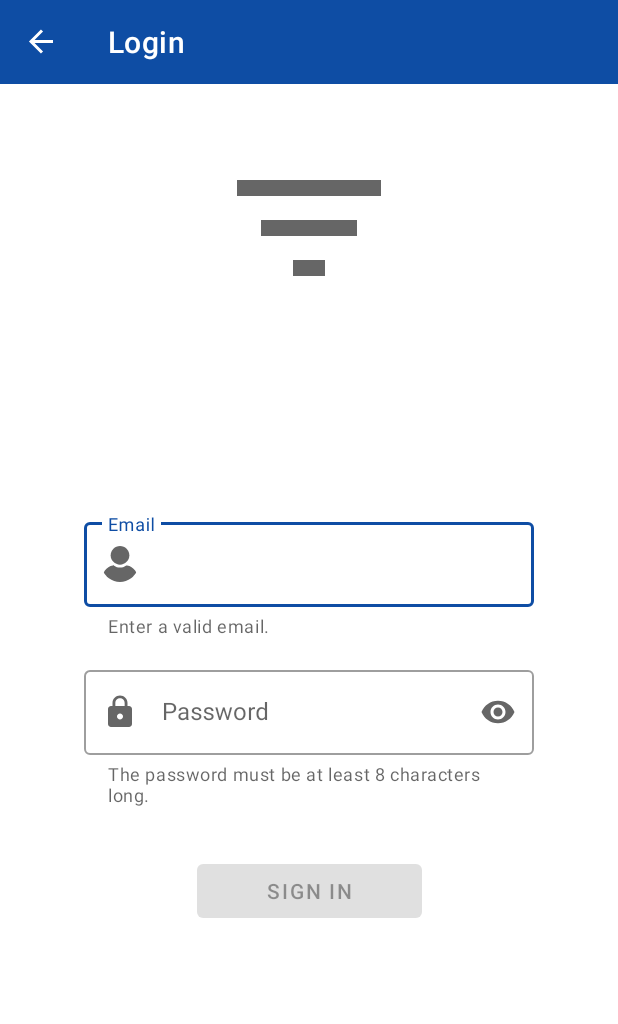
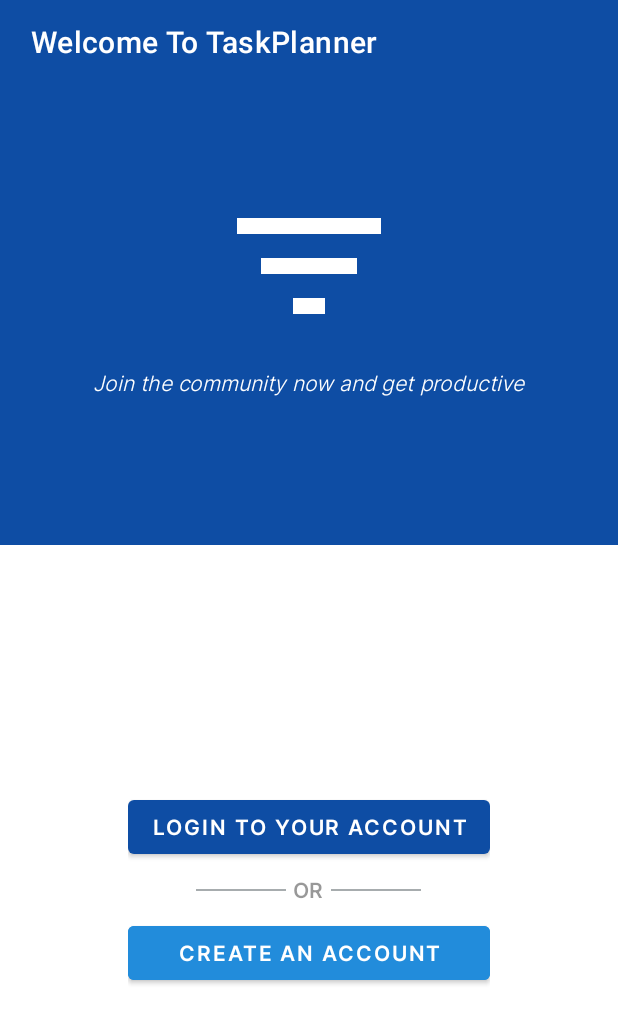
Before and after one commit to BenjaminSpoiden/TaskPlanner, an Android app: the screen it shows after launch (MainActivity), on a phone screen of 412 x 824 dp. Shown: the top 1024 px of the screen. Run offline under Robolectric (Android 15) with nearby library versions, the phone set to English and light mode, and no system bars; our stand-ins replace Dagger/Hilt's generated code, navigation-ui.

Commit message:
added credential view

```diff
--- a/client/app/src/main/java/com/ben/taskplanner/MainActivity.kt
+++ b/client/app/src/main/java/com/ben/taskplanner/MainActivity.kt
@@ -29,14 +29,30 @@ class MainActivity : AppCompatActivity() {
     }
 
     private fun bottomNavBarConfig() {
-        val appBarConfiguration = AppBarConfiguration(setOf(R.id.homeFragment, R.id.taskMenuFragment, R.id.quickNoteFragment, R.id.profileFragment))
+        val appBarConfiguration = AppBarConfiguration(setOf(
+            R.id.homeFragment,
+            R.id.taskMenuFragment,
+            R.id.quickNoteFragment,
+            R.id.profileFragment,
+            R.id.credentialsFragment
+        ))
         setupActionBarWithNavController(navController, appBarConfiguration)
         bottomNavigationView.setupWithNavController(navController)
 
         navController.addOnDestinationChangedListener { _, destination, _ ->
             when(destination.id) {
-                R.id.loginFragment -> hideBottomBar()
-                else -> showBottomBar()
+                R.id.loginFragment -> {
+                    hideBottomBar()
+                }
+                R.id.credentialsFragment -> {
+                    hideBottomBar()
+                }
+                R.id.registerFragment -> {
+                    hideBottomBar()
+                }
+                else -> {
+                    showBottomBar()
+                }
             }
         }
     }
--- a/client/app/src/main/java/com/ben/taskplanner/view/ViewModelFactory.kt
+++ b/client/app/src/main/java/com/ben/taskplanner/view/ViewModelFactory.kt
@@ -3,7 +3,7 @@ package com.ben.taskplanner.view
 import androidx.lifecycle.ViewModel
 import androidx.lifecycle.ViewModelProvider
 import com.ben.taskplanner.repository.TaskPlannerRepository
-import com.ben.taskplanner.view.login.LoginViewModel
+import com.ben.taskplanner.view.credentials.LoginViewModel
 import javax.inject.Inject
 
 class ViewModelFactory @Inject constructor(private val taskPlannerRepository: TaskPlannerRepository): ViewModelProvider.Factory {
--- /dev/null
+++ b/client/app/src/main/java/com/ben/taskplanner/view/credentials/CredentialsFragment.kt
@@ -0,0 +1,44 @@
+package com.ben.taskplanner.view.credentials
+
+import android.os.Bundle
+import androidx.fragment.app.Fragment
+import android.view.LayoutInflater
+import android.view.View
+import android.view.ViewGroup
+import androidx.navigation.fragment.findNavController
+import androidx.viewbinding.ViewBinding
+import com.ben.taskplanner.R
+import com.ben.taskplanner.databinding.FragmentCredentialsBinding
+import com.ben.taskplanner.view.BaseFragment
+import com.google.android.material.button.MaterialButton
+
+class CredentialsFragment : Fragment() {
+
+    private var _binding: FragmentCredentialsBinding? = null
+    private val binding get() = _binding!!
+
+
+    override fun onCreateView(
+        inflater: LayoutInflater,
+        container: ViewGroup?,
+        savedInstanceState: Bundle?
+    ): View {
+        _binding = FragmentCredentialsBinding.inflate(layoutInflater, container, false)
+        return binding.root
+    }
+
+    override fun onViewCreated(view: View, savedInstanceState: Bundle?) {
+        super.onViewCreated(view, savedInstanceState)
+        binding.loginButton.setOnClickListener {
+            findNavController().navigate(R.id.action_credentialsFragment_to_loginFragment)
+        }
+        binding.createAccountButton.setOnClickListener {
+            findNavController().navigate(R.id.action_credentialsFragment_to_registerFragment)
+        }
+    }
+
+    override fun onDestroyView() {
+        _binding = null
+        super.onDestroyView()
+    }
+}
--- a/client/app/src/main/java/com/ben/taskplanner/view/login/LoginFragment.kt
+++ b/client/app/src/main/java/com/ben/taskplanner/view/credentials/LoginFragment.kt
@@ -1,34 +1,20 @@
-package com.ben.taskplanner.view.login
+package com.ben.taskplanner.view.credentials
 
-import android.app.Activity
 import android.os.Bundle
-import android.text.Editable
-import android.text.TextWatcher
 import android.util.Log
-import androidx.fragment.app.Fragment
 import android.view.LayoutInflater
 import android.view.View
 import android.view.ViewGroup
-import androidx.appcompat.app.AppCompatActivity
 import androidx.core.widget.addTextChangedListener
-import androidx.databinding.DataBindingUtil
-import androidx.lifecycle.ViewModelProvider
 import androidx.lifecycle.lifecycleScope
-import com.ben.taskplanner.R
 import com.ben.taskplanner.databinding.FragmentLoginBinding
 import com.ben.taskplanner.model.ResponseHandler
 import com.ben.taskplanner.model.user.LoginUserModel
-import com.ben.taskplanner.model.user.User
 import com.ben.taskplanner.model.user.UserResponse
-import com.ben.taskplanner.repository.TaskPlannerRepository
 import com.ben.taskplanner.view.BaseFragment
-import com.ben.taskplanner.view.ViewModelFactory
-import com.google.android.material.bottomnavigation.BottomNavigationView
 import dagger.hilt.android.AndroidEntryPoint
 import kotlinx.coroutines.flow.collect
 import kotlinx.coroutines.launch
-import javax.inject.Inject
-import kotlin.math.log
 
 @AndroidEntryPoint
 class LoginFragment : BaseFragment<FragmentLoginBinding, LoginViewModel>() {
@@ -57,9 +43,11 @@ class LoginFragment : BaseFragment<FragmentLoginBinding, LoginViewModel>() {
     private fun setInputs() {
         binding.emailInput.editText?.addTextChangedListener {
             viewModel.setEmail(it.toString())
+            binding.emailInput.error = null
         }
         binding.passwordInput.editText?.addTextChangedListener {
             viewModel.setPassword(it.toString())
+            binding.passwordInput.error = null
         }
     }
 
@@ -75,11 +63,17 @@ class LoginFragment : BaseFragment<FragmentLoginBinding, LoginViewModel>() {
         viewModel.response.observe(viewLifecycleOwner) {
             when(it) {
                 is ResponseHandler.SuccessResponse -> {
-                    Log.d("Tag", "Success: ${it.response}")
+                    Log.d("Tag", "Success: ${it.response.user}")
                 }
                 is ResponseHandler.FailureResponse -> {
                     val failureResponse = onConvertResponseToModelClass<UserResponse>(it.responseBody)
-                    Log.d("Tag", "Failure: $failureResponse")
+                    failureResponse?.error?.let { errorResponse ->
+                        if(errorResponse.toString().contains("passwords")) {
+                            binding.passwordInput.error = errorResponse.toString()
+                        } else {
+                            binding.emailInput.error = errorResponse.toString()
+                        }
+                    }
                 }
                 is ResponseHandler.Loading -> {
                     Log.d("Tag", "Loading...")
--- a/client/app/src/main/java/com/ben/taskplanner/view/login/LoginViewModel.kt
+++ b/client/app/src/main/java/com/ben/taskplanner/view/credentials/LoginViewModel.kt
@@ -1,4 +1,4 @@
-package com.ben.taskplanner.view.login
+package com.ben.taskplanner.view.credentials
 
 import androidx.lifecycle.*
 import com.ben.taskplanner.model.ResponseHandler
--- a/client/app/src/main/java/com/ben/taskplanner/view/register/RegisterFragment.kt
+++ b/client/app/src/main/java/com/ben/taskplanner/view/credentials/RegisterFragment.kt
@@ -1,4 +1,4 @@
-package com.ben.taskplanner.view.register
+package com.ben.taskplanner.view.credentials
 
 import android.os.Bundle
 import androidx.fragment.app.Fragment
--- /dev/null
+++ b/client/app/src/main/res/layout/fragment_credentials.xml
@@ -0,0 +1,120 @@
+<?xml version="1.0" encoding="utf-8"?>
+<androidx.constraintlayout.widget.ConstraintLayout
+    xmlns:android="http://schemas.android.com/apk/res/android"
+    xmlns:app="http://schemas.android.com/apk/res-auto"
+    xmlns:tools="http://schemas.android.com/tools"
+    android:layout_width="match_parent"
+    android:layout_height="match_parent"
+    tools:context=".CredentialsFragment">
+
+    <View
+        android:id="@+id/view"
+        android:layout_width="match_parent"
+        android:layout_height="0dp"
+        android:background="@color/blue"
+        app:layout_constraintEnd_toEndOf="parent"
+        app:layout_constraintHeight_percent="0.4"
+        app:layout_constraintHorizontal_bias="0.5"
+        app:layout_constraintStart_toStartOf="parent"
+        app:layout_constraintTop_toTopOf="parent" />
+
+    <ImageView
+        android:id="@+id/imageView2"
+        android:layout_width="128dp"
+        android:layout_height="128dp"
+        android:layout_marginBottom="64dp"
+        android:src="@drawable/ic_baseline_filter_list_24"
+        app:layout_constraintBottom_toBottomOf="@+id/view"
+        app:layout_constraintEnd_toEndOf="parent"
+        app:layout_constraintStart_toStartOf="@+id/view"
+        app:layout_constraintTop_toTopOf="parent"
+        app:tint="@color/white" />
+
+    <TextView
+        android:id="@+id/textView3"
+        android:layout_width="wrap_content"
+        android:layout_height="wrap_content"
+        android:layout_marginTop="4dp"
+        android:fontFamily="@font/inter_light"
+        android:text="Join the community now and get productive"
+        android:textColor="@color/white"
+        android:textStyle="italic"
+        app:layout_constraintEnd_toEndOf="parent"
+        app:layout_constraintHorizontal_bias="0.5"
+        app:layout_constraintStart_toStartOf="parent"
+        app:layout_constraintTop_toBottomOf="@+id/imageView2" />
+
+
+    <LinearLayout
+        android:id="@+id/buttonsLayout"
+        android:layout_width="wrap_content"
+        android:layout_height="wrap_content"
+        android:orientation="vertical"
+        android:padding="8dp"
+        app:layout_constraintBottom_toBottomOf="parent"
+        app:layout_constraintEnd_toEndOf="parent"
+        app:layout_constraintHorizontal_bias="0.5"
+        app:layout_constraintStart_toStartOf="parent"
+        app:layout_constraintTop_toBottomOf="@+id/view">
+
+        <com.google.android.material.button.MaterialButton
+            android:id="@+id/loginButton"
+            android:layout_width="wrap_content"
+            android:layout_height="wrap_content"
+            android:fontFamily="@font/inter_semibold"
+            android:text="Login to your account"
+            app:layout_constraintBottom_toBottomOf="parent"
+            app:layout_constraintEnd_toEndOf="parent"
+            app:layout_constraintHorizontal_bias="0.5"
+            app:layout_constraintStart_toStartOf="parent"
+            app:layout_constraintTop_toBottomOf="@+id/view" />
+
+        <LinearLayout
+            android:id="@+id/divider"
+            android:layout_width="150dp"
+            android:layout_height="wrap_content"
+            android:layout_gravity="center"
+            android:layout_margin="8dp"
+            android:alpha="0.4"
+            android:orientation="horizontal"
+            app:layout_constraintBottom_toTopOf="@+id/createAccountButton"
+            app:layout_constraintEnd_toEndOf="parent"
+            app:layout_constraintHorizontal_bias="0.5"
+            app:layout_constraintStart_toStartOf="parent"
+            app:layout_constraintTop_toBottomOf="@+id/loginButton">
+
+            <View
+                android:layout_width="0dp"
+                android:layout_height="1dp"
+                android:layout_gravity="center"
+                android:layout_weight="2"
+                android:background="@color/dark_green" />
+
+            <TextView
+                android:layout_width="0dp"
+                android:layout_height="wrap_content"
+                android:layout_gravity="center"
+                android:layout_weight="1"
+                android:fontFamily="@font/inter_semibold"
+                android:gravity="center"
+                android:text="OR"
+                android:textColor="@color/black" />
+
+            <View
+                android:layout_width="0dp"
+                android:layout_height="1dp"
+                android:layout_gravity="center"
+                android:layout_weight="2"
+                android:background="@color/dark_green" />
+        </LinearLayout>
+
+        <com.google.android.material.button.MaterialButton
+            android:id="@+id/createAccountButton"
+            android:layout_width="match_parent"
+            android:layout_height="wrap_content"
+            android:layout_gravity="center"
+            android:backgroundTint="@color/green_blue_crayola"
+            android:fontFamily="@font/inter_semibold"
+            android:text="Create an account" />
+    </LinearLayout>
+</androidx.constraintlayout.widget.ConstraintLayout>
--- a/client/app/src/main/res/layout/fragment_login.xml
+++ b/client/app/src/main/res/layout/fragment_login.xml
@@ -85,6 +85,17 @@
         app:layout_constraintEnd_toEndOf="parent"
         app:layout_constraintHorizontal_bias="0.5"
         app:layout_constraintStart_toStartOf="parent"
-            app:layout_constraintTop_toBottomOf="@+id/linearLayout" />
+        app:layout_constraintTop_toBottomOf="@+id/linearLayout"
+    />
+
+    <TextView
+        android:layout_width="wrap_content"
+        android:layout_height="wrap_content"
+        android:fontFamily="@font/inter_semibold"
+        android:text="@string/create_account"
+        android:textColor="@color/black"
+        app:layout_constraintEnd_toEndOf="parent"
+        app:layout_constraintStart_toStartOf="parent"
+        app:layout_constraintTop_toBottomOf="@+id/signInButton" />
 
 </androidx.constraintlayout.widget.ConstraintLayout>
--- a/client/app/src/main/res/layout/fragment_register.xml
+++ b/client/app/src/main/res/layout/fragment_register.xml
@@ -1,5 +1,6 @@
 <?xml version="1.0" encoding="utf-8"?>
-<androidx.constraintlayout.widget.ConstraintLayout xmlns:android="http://schemas.android.com/apk/res/android"
+<androidx.constraintlayout.widget.ConstraintLayout
+    xmlns:android="http://schemas.android.com/apk/res/android"
     xmlns:app="http://schemas.android.com/apk/res-auto"
     xmlns:tools="http://schemas.android.com/tools"
     android:layout_width="match_parent"
--- a/client/app/src/main/res/navigation/nav_graph.xml
+++ b/client/app/src/main/res/navigation/nav_graph.xml
@@ -3,7 +3,7 @@
     xmlns:app="http://schemas.android.com/apk/res-auto"
     xmlns:tools="http://schemas.android.com/tools"
     android:id="@+id/nav_graph"
-    app:startDestination="@id/loginFragment">
+    app:startDestination="@id/credentialsFragment">
 
     <fragment
         android:id="@+id/homeFragment"
@@ -49,14 +49,14 @@
         tools:layout="@layout/fragment_quick_note" />
     <fragment
         android:id="@+id/loginFragment"
-        android:name="com.ben.taskplanner.view.login.LoginFragment"
-        android:label="Login"
-        tools:layout="@layout/fragment_login" />
+        android:name="com.ben.taskplanner.view.credentials.LoginFragment"
+        android:label="Login into TaskPlanner"
+        tools:layout="@layout/fragment_login"/>
     <fragment
         android:id="@+id/registerFragment"
-        android:name="com.ben.taskplanner.view.register.RegisterFragment"
-        android:label="Register"
-        tools:layout="@layout/fragment_register" />
+        android:name="com.ben.taskplanner.view.credentials.RegisterFragment"
+        android:label="Create an account to TaskPlanner"
+        tools:layout="@layout/fragment_register"/>
     <fragment
         android:id="@+id/addTaskFragment"
         android:name="com.ben.taskplanner.view.my_task.AddTaskFragment"
@@ -92,4 +92,24 @@
             android:id="@+id/action_filterListDialogFragment_to_homeFragment"
             app:destination="@id/homeFragment" />
     </dialog>
+    <fragment
+        android:id="@+id/credentialsFragment"
+        android:name="com.ben.taskplanner.view.credentials.CredentialsFragment"
+        android:label=" Welcome To TaskPlanner"
+        tools:layout="@layout/fragment_credentials">
+        <action
+            android:id="@+id/action_credentialsFragment_to_loginFragment"
+            app:destination="@id/loginFragment"
+            app:enterAnim="@anim/from_down"
+            app:exitAnim="@anim/to_up"
+            app:popEnterAnim="@anim/from_up"
+            app:popExitAnim="@anim/to_down" />
+        <action
+            android:id="@+id/action_credentialsFragment_to_registerFragment"
+            app:destination="@id/registerFragment"
+            app:enterAnim="@anim/from_down"
+            app:exitAnim="@anim/to_up"
+            app:popEnterAnim="@anim/from_up"
+            app:popExitAnim="@anim/to_down" />
+    </fragment>
 </navigation>
--- a/client/app/src/main/res/values/strings.xml
+++ b/client/app/src/main/res/values/strings.xml
@@ -20,4 +20,5 @@
     <string name="placeholderimage">placeholderImage</string>
     <string name="add_a_new_task">Add a new task</string>
     <string name="update_an_existing_task">Update an existing task</string>
+    <string name="create_account">Create an account</string>
 </resources>
```
Also changed, not shown: client/app/src/main/res/anim/from_down.xml (added, +8 -0 lines), client/app/src/main/res/anim/from_up.xml (added, +10 -0 lines), client/app/src/main/res/anim/to_down.xml (added, +8 -0 lines), client/app/src/main/res/anim/to_up.xml (added, +8 -0 lines). Lines whose indentation alone changed are shown as unchanged.
